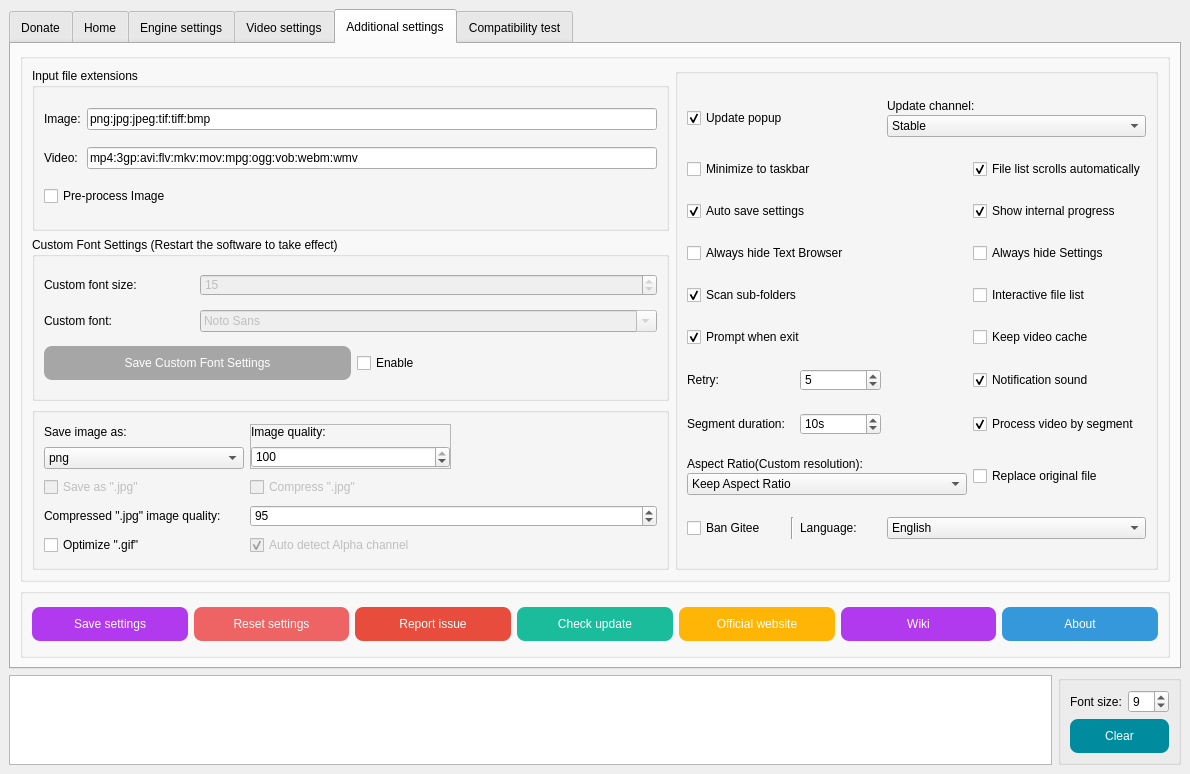
Qt form SRC/Waifu2x-Extension-QT/mainwindow.ui (AaronFeng753/Waifu2x-Extension-GUI) before a commit.
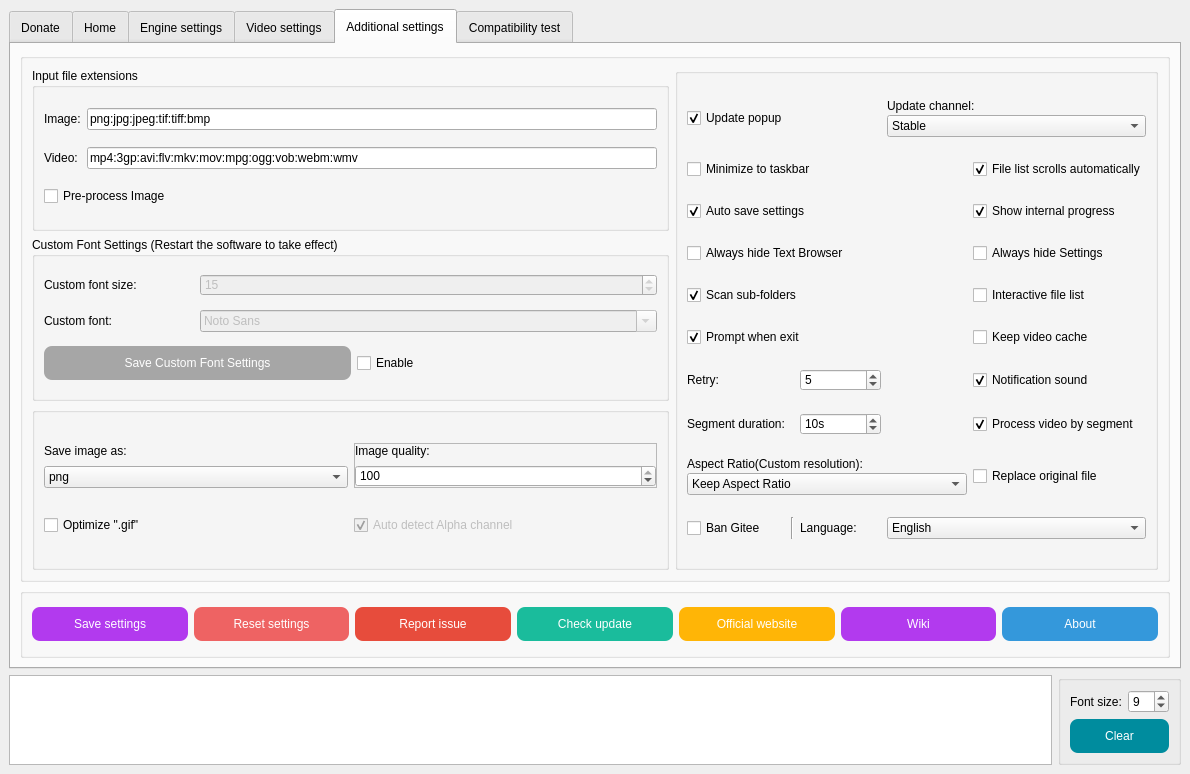
The same form after that commit. Icons and pictures are not drawn.

The edit to the form file:
```diff
--- a/SRC/Waifu2x-Extension-QT/mainwindow.ui
+++ b/SRC/Waifu2x-Extension-QT/mainwindow.ui
@@ -5279,13 +5279,6 @@
                </widget>
               </item>
               <item row="3" column="0">
-               <widget class="QLabel" name="label_23">
-                <property name="text">
-                 <string>Compressed &quot;.jpg&quot; image quality:</string>
-                </property>
-               </widget>
-              </item>
-              <item row="5" column="0">
                <widget class="QCheckBox" name="checkBox_OptGIF">
                 <property name="toolTip">
                  <string>Optimizing the scaled gif will slightly reduce the image quality, but it can reduce the GIF file size.
@@ -5296,21 +5289,7 @@
                 </property>
                </widget>
               </item>
-              <item row="3" column="1" colspan="2">
-               <widget class="QSpinBox" name="spinBox_JPGCompressedQuality">
-                <property name="toolTip">
-                 <string>0(worst quality)~99
-We recommend you use the default value(95)</string>
-                </property>
-                <property name="minimum">
-                 <number>0</number>
-                </property>
-                <property name="value">
-                 <number>95</number>
-                </property>
-               </widget>
-              </item>
-              <item row="5" column="1">
+              <item row="3" column="1">
                <widget class="QCheckBox" name="checkBox_AutoDetectAlphaChannel">
                 <property name="enabled">
                  <bool>false</bool>
@@ -5437,35 +5416,6 @@
                 </layout>
                </widget>
               </item>
-              <item row="1" column="0">
-               <widget class="QCheckBox" name="checkBox_SaveAsJPG">
-                <property name="enabled">
-                 <bool>false</bool>
-                </property>
-                <property name="toolTip">
-                 <string>&lt;html&gt;&lt;head/&gt;&lt;body&gt;&lt;p&gt;Save the scaled image as &amp;quot;&lt;span style=&quot; font-weight:600;&quot;&gt;.jpg&lt;/span&gt;&amp;quot;.&lt;/p&gt;&lt;p&gt;Images are stored in &amp;quot;&lt;span style=&quot; font-weight:600;&quot;&gt;.png&lt;/span&gt;&amp;quot; format by default.&lt;/p&gt;&lt;/body&gt;&lt;/html&gt;</string>
-                </property>
-                <property name="text">
-                 <string>Save as &quot;.jpg&quot;</string>
-                </property>
-               </widget>
-              </item>
-              <item row="1" column="1">
-               <widget class="QCheckBox" name="checkBox_CompressJPG">
-                <property name="enabled">
-                 <bool>false</bool>
-                </property>
-                <property name="toolTip">
-                 <string>Compress &quot;.jpg&quot; files.
-
-*This option will be deactivated
-when [Save as &quot;.jpg&quot;] is disabled*</string>
-                </property>
-                <property name="text">
-                 <string>Compress &quot;.jpg&quot;</string>
-                </property>
-               </widget>
-              </item>
              </layout>
             </widget>
            </item>
```
